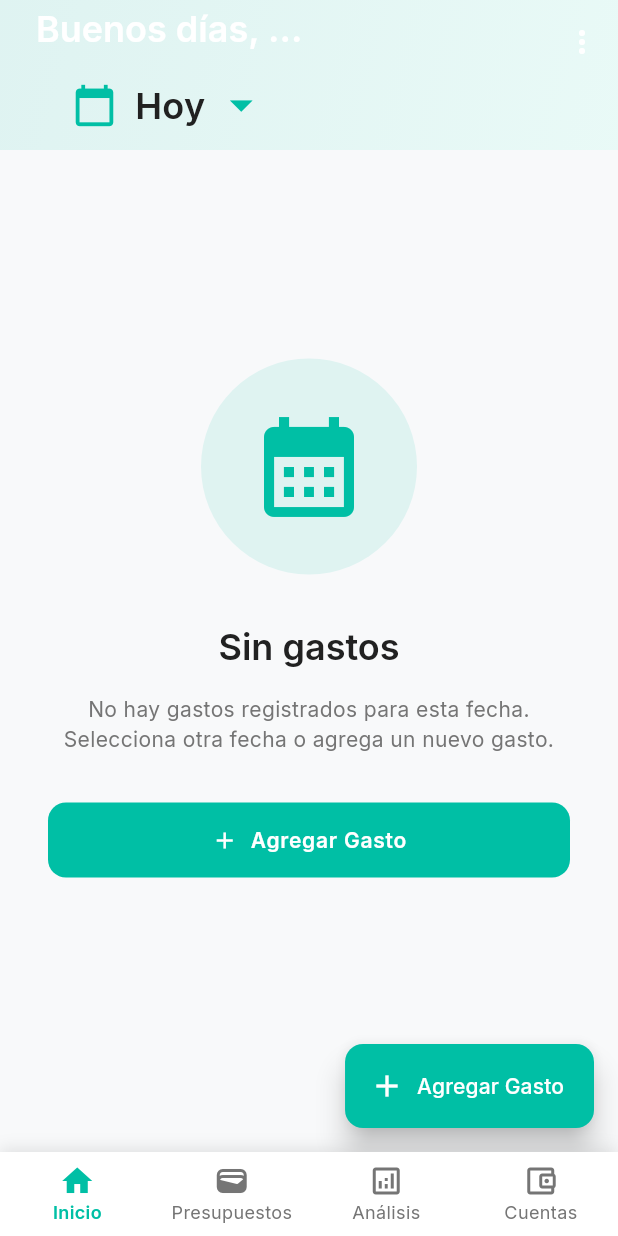
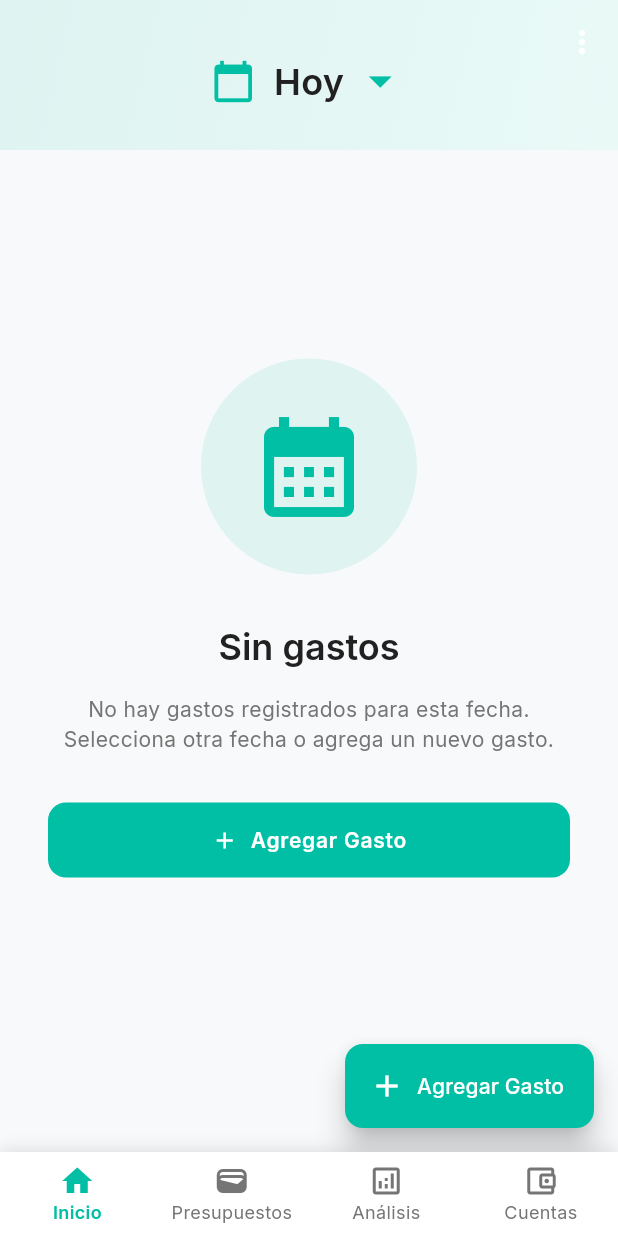
Before and after one commit to DevTech-soft/tecnical-test, a Flutter app: the screen it shows once a user with an empty profile is signed in, on a phone screen of 412 x 824 dp. Run offline on Flutter 3.47's test engine with Material 3 defaults, Android fonts, the phone set to English and light mode, and no system bars; our stand-ins replace bloc, cloud_firestore, csv, equatable, firebase_auth, firebase_core and 12 more; accounts and stored records are empty.

Commit message:
updae home userName nondisplaying

```diff
--- a/lib/features/expenses/presentation/pages/home_page.dart
+++ b/lib/features/expenses/presentation/pages/home_page.dart
@@ -349,46 +349,12 @@ class _HomePageState extends State<HomePage> {
         ),
       ],
       flexibleSpace: FlexibleSpaceBar(
-        centerTitle: false,
-        titlePadding: const EdgeInsets.only(
-          left: AppSpacing.lg,
-          right: AppSpacing.lg,
-        ),
-        title: Column(
-          mainAxisSize: MainAxisSize.min,
-          crossAxisAlignment: CrossAxisAlignment.start,
-          children: [
-            // Greeting con nombre del usuario
-            BlocBuilder<AuthBloc, AuthState>(
-              builder: (context, state) {
-                if (state is Authenticated) {
-                  final greeting = _getGreeting();
-                  final userName = state.user.fullName.split(' ').first;
-                  return Text(
-                    '$greeting, $userName...',
-                    style: TextStyle(
-                      fontSize: 16,
-                      fontWeight: FontWeight.w600,
-                      color:
-                          _isScrolled
-                              ? (isDark
-                                  ? AppColors.textPrimaryDark
-                                  : AppColors.textPrimaryLight)
-                              : Colors.white,
-                    ),
-                  );
-                }
-                return const SizedBox.shrink();
-              },
-            ),
-            const SizedBox(height: 4),
-            // Date filter
-            DateFilterSelector(
-              selectedDate: _selectedDate,
-              onTap: _selectDate,
-              isScrolled: _isScrolled,
-            ),
-          ],
+        centerTitle: true,
+        titlePadding: const EdgeInsets.only(bottom: AppSpacing.md),
+        title: DateFilterSelector(
+          selectedDate: _selectedDate,
+          onTap: _selectDate,
+          isScrolled: _isScrolled,
         ),
         background: Container(
           decoration: BoxDecoration(
```
